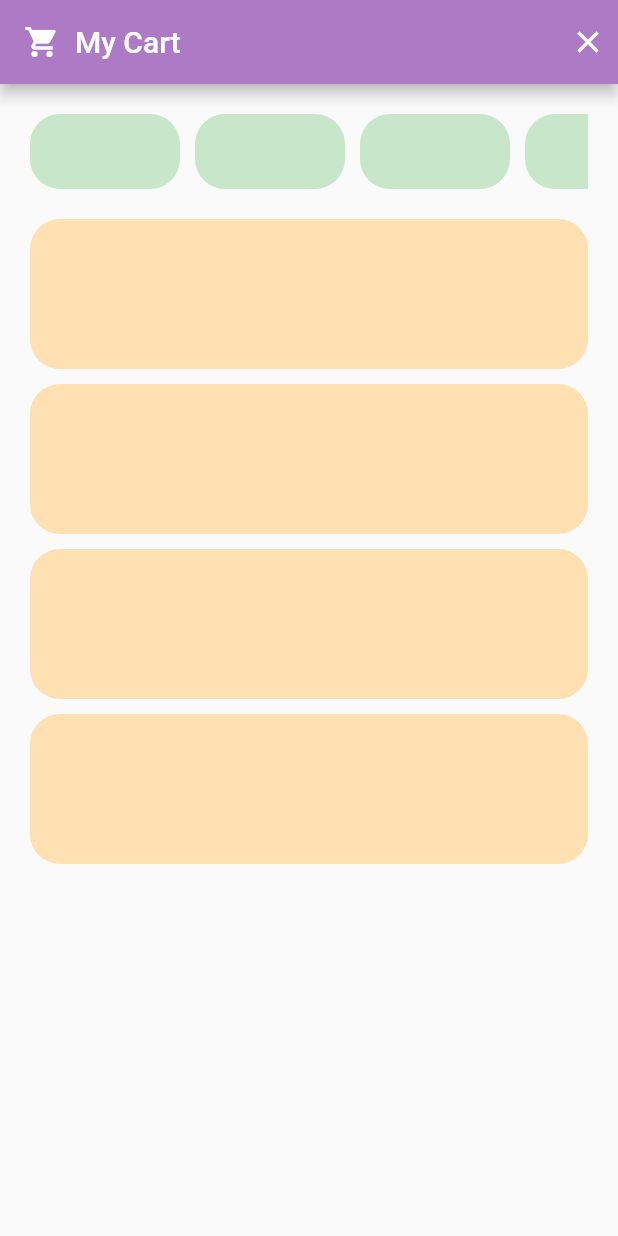
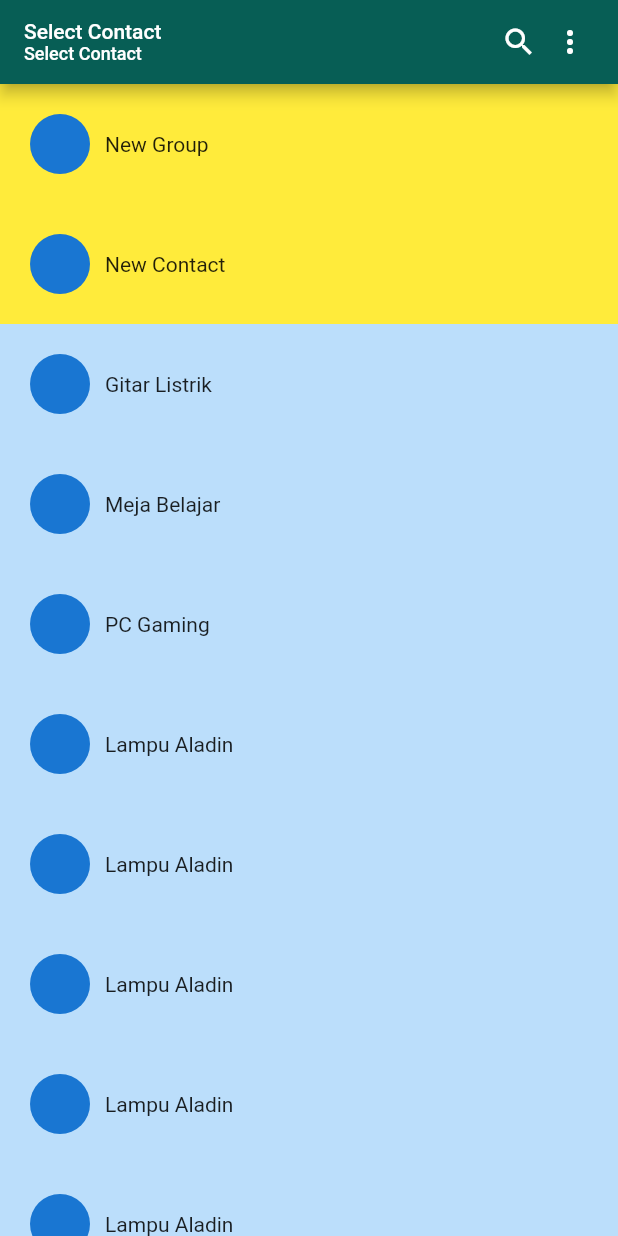
Before and after one commit to codekaze/state_management_tutorial, a Flutter app: the screen it shows after launch, on a phone screen of 412 x 824 dp. Run offline on Flutter 3.47's test engine with Material 2 defaults, Android fonts, the phone set to English and light mode, and no system bars; our stand-ins replace get.

Commit message:
Fri, Apr 16, 09:54:15

```diff
--- a/lib/main.dart
+++ b/lib/main.dart
@@ -3,13 +3,15 @@ import 'package:get/get.dart';
 import 'package:tutorial/panic/panic.dart';
 import 'package:tutorial/tugas/tugas1.dart';
 import 'cart/cart.dart';
+import 'function/function.dart';
 import 'home/view/home_view.dart';
 import 'login.dart';
+import 'whatsapp/select_contact.dart';
 
 void main() {
   runApp(GetMaterialApp(
     debugShowCheckedModeBanner: false,
     defaultTransition: Transition.fade,
-    home: CartView(),
+    home: SelectContactView(),
   ));
 }
--- /dev/null
+++ b/lib/whatsapp/select_contact.dart
@@ -0,0 +1,189 @@
+import 'package:flutter/material.dart';
+
+class SelectContactView extends StatefulWidget {
+  @override
+  _SelectContactViewState createState() => _SelectContactViewState();
+}
+
+class _SelectContactViewState extends State<SelectContactView> {
+  List<Map> cartItems = [
+    //index 0
+    {
+      "product_name": "Gitar Listrik",
+      "image_url":
+          "https://sirclocdn.com/smosyumusic-com/blog/_191001175404_Squier%20Strat_ori.jpg",
+      "price": 2500000,
+      "qty": 1,
+    },
+    // index 1
+    {
+      "product_name": "Meja Belajar",
+      "image_url":
+          "https://www.static-src.com/wcsstore/Indraprastha/images/catalog/full//94/MTA-4475640/dekoruma_dekoruma_-_heim_studio_yucca_set_meja_belajar_dengan_laci_penyimpanan_full06_t54t1ff7.jpg",
+      "price": 175000,
+      "qty": 1,
+    },
+    // index 2
+    {
+      "product_name": "PC Gaming",
+      "image_url":
+          "https://merahputih.com/media/f0/86/1d/f0861dd0ce71c639c582dcdcfef4b95b.jpg",
+      "price": 16500000,
+      "qty": 1,
+    },
+    // index 3
+    {
+      "product_name": "Lampu Aladin",
+      "image_url":
+          "https://statics.indozone.news/content/2020/11/21/vWsB5Lk/apes-dokter-ini-tertipu-rp1-3-miliar-usai-beli-lampu-aladdin-palsu30_700.jpg",
+      "price": 75000000,
+      "qty": 1,
+    },
+    {
+      "product_name": "Lampu Aladin",
+      "image_url":
+          "https://statics.indozone.news/content/2020/11/21/vWsB5Lk/apes-dokter-ini-tertipu-rp1-3-miliar-usai-beli-lampu-aladdin-palsu30_700.jpg",
+      "price": 75000000,
+      "qty": 1,
+    },
+    {
+      "product_name": "Lampu Aladin",
+      "image_url":
+          "https://statics.indozone.news/content/2020/11/21/vWsB5Lk/apes-dokter-ini-tertipu-rp1-3-miliar-usai-beli-lampu-aladdin-palsu30_700.jpg",
+      "price": 75000000,
+      "qty": 1,
+    },
+    {
+      "product_name": "Lampu Aladin",
+      "image_url":
+          "https://statics.indozone.news/content/2020/11/21/vWsB5Lk/apes-dokter-ini-tertipu-rp1-3-miliar-usai-beli-lampu-aladdin-palsu30_700.jpg",
+      "price": 75000000,
+      "qty": 1,
+    },
+    {
+      "product_name": "Lampu Aladin",
+      "image_url":
+          "https://statics.indozone.news/content/2020/11/21/vWsB5Lk/apes-dokter-ini-tertipu-rp1-3-miliar-usai-beli-lampu-aladdin-palsu30_700.jpg",
+      "price": 75000000,
+      "qty": 1,
+    },
+    {
+      "product_name": "Lampu Aladin",
+      "image_url":
+          "https://statics.indozone.news/content/2020/11/21/vWsB5Lk/apes-dokter-ini-tertipu-rp1-3-miliar-usai-beli-lampu-aladdin-palsu30_700.jpg",
+      "price": 75000000,
+      "qty": 1,
+    },
+    {
+      "product_name": "Lampu Aladin",
+      "image_url":
+          "https://statics.indozone.news/content/2020/11/21/vWsB5Lk/apes-dokter-ini-tertipu-rp1-3-miliar-usai-beli-lampu-aladdin-palsu30_700.jpg",
+      "price": 75000000,
+      "qty": 1,
+    },
+
+    {
+      "product_name": "Lampu Aladin",
+      "image_url":
+          "https://statics.indozone.news/content/2020/11/21/vWsB5Lk/apes-dokter-ini-tertipu-rp1-3-miliar-usai-beli-lampu-aladdin-palsu30_700.jpg",
+      "price": 75000000,
+      "qty": 1,
+    },
+  ];
+
+  @override
+  Widget build(BuildContext context) {
+    return Scaffold(
+      appBar: AppBar(
+        backgroundColor: Color(0xff075E55),
+        title: Column(
+          crossAxisAlignment: CrossAxisAlignment.start,
+          mainAxisAlignment: MainAxisAlignment.start,
+          children: [
+            Text(
+              "Select Contact",
+              style: TextStyle(
+                fontSize: 14.0,
+              ),
+            ),
+            Text(
+              "Select Contact",
+              style: TextStyle(
+                fontSize: 12.0,
+              ),
+            ),
+          ],
+        ),
+        actions: [
+          Icon(Icons.search),
+          SizedBox(
+            width: 10.0,
+          ),
+          Icon(Icons.more_vert),
+          SizedBox(
+            width: 20.0,
+          ),
+        ],
+      ),
+      body: Column(
+        children: [
+          Container(
+            color: Colors.yellow,
+            child: Column(
+              children: [
+                Container(
+                  padding: EdgeInsets.all(20.0),
+                  child: Row(
+                    children: [
+                      CircleAvatar(),
+                      SizedBox(
+                        width: 10.0,
+                      ),
+                      Text("New Group"),
+                    ],
+                  ),
+                ),
+                Container(
+                  padding: EdgeInsets.all(20.0),
+                  child: Row(
+                    children: [
+                      CircleAvatar(),
+                      SizedBox(
+                        width: 10.0,
+                      ),
+                      Text("New Contact"),
+                    ],
+                  ),
+                ),
+              ],
+            ),
+          ),
+          Expanded(
+            child: Container(
+              color: Colors.blue[100],
+              child: ListView.builder(
+                itemCount: cartItems.length,
+                itemBuilder: (context, index) {
+                  Map item = cartItems[index];
+
+                  return Container(
+                    padding: EdgeInsets.all(20.0),
+                    child: Row(
+                      children: [
+                        CircleAvatar(),
+                        SizedBox(
+                          width: 10.0,
+                        ),
+                        Text("${item["product_name"]}"),
+                      ],
+                    ),
+                  );
+                },
+              ),
+            ),
+          ),
+        ],
+      ),
+    );
+  }
+}
```
Also changed, not shown: lib/cart/cart.dart (+56 -2 lines), lib/function/function.dart (added, +71 -0 lines).
